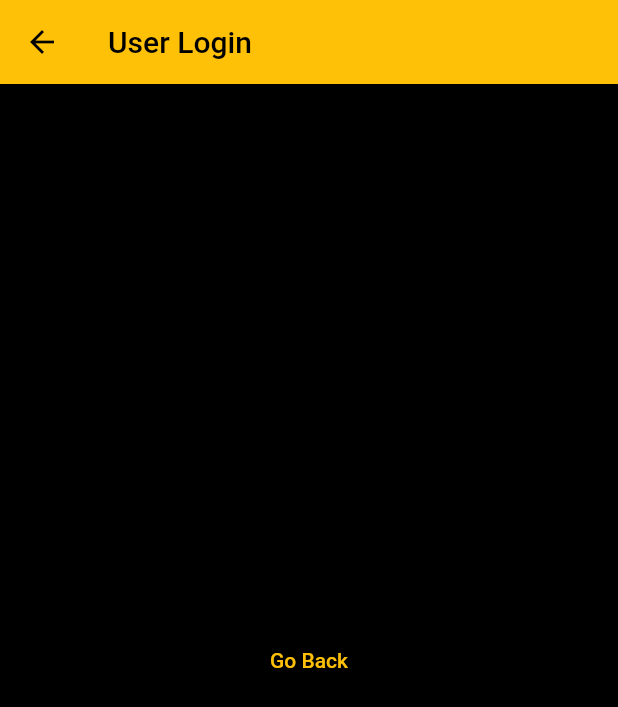
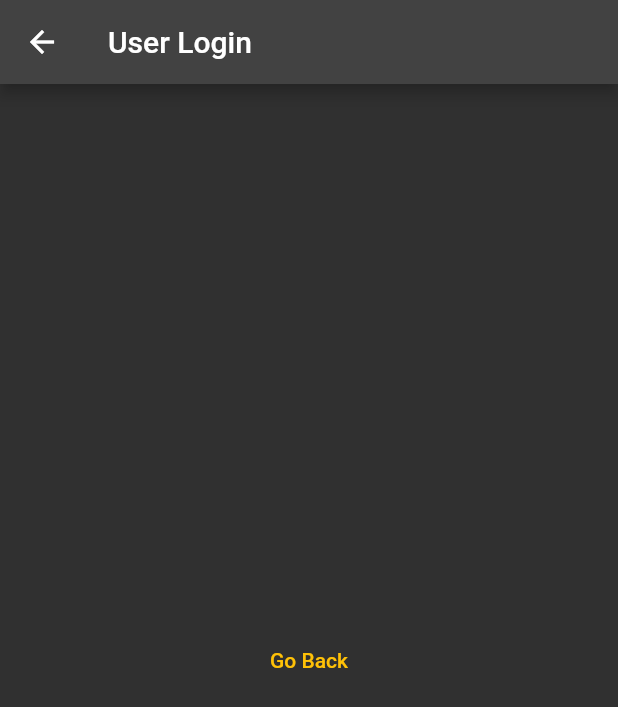
Before and after one commit to nayaksomkar/PearlEnergy, a Flutter app: the screen it shows after launch, after a tap on "User Login", on a phone screen of 412 x 824 dp. Shown: the top 707 px of the screen. Run offline on Flutter 3.47's test engine with Material 2 defaults, Android fonts, the phone set to English and light mode, and no system bars.

Commit message:
modified:   lib/main.dart

```diff
--- a/lib/main.dart
+++ b/lib/main.dart
@@ -16,10 +16,12 @@ class MyApp extends StatelessWidget {
     return MaterialApp(
       title: 'PearlEnergy',
       theme: ThemeData(
-        scaffoldBackgroundColor: Colors.black,
+        brightness: Brightness.dark,
+        primaryColor: Colors.blueGrey,
         primarySwatch: Colors.amber,
       ),
       home: const LoginOption(title: 'LoginOption'),
+      debugShowCheckedModeBanner: false,
     );
   }
 }
```
